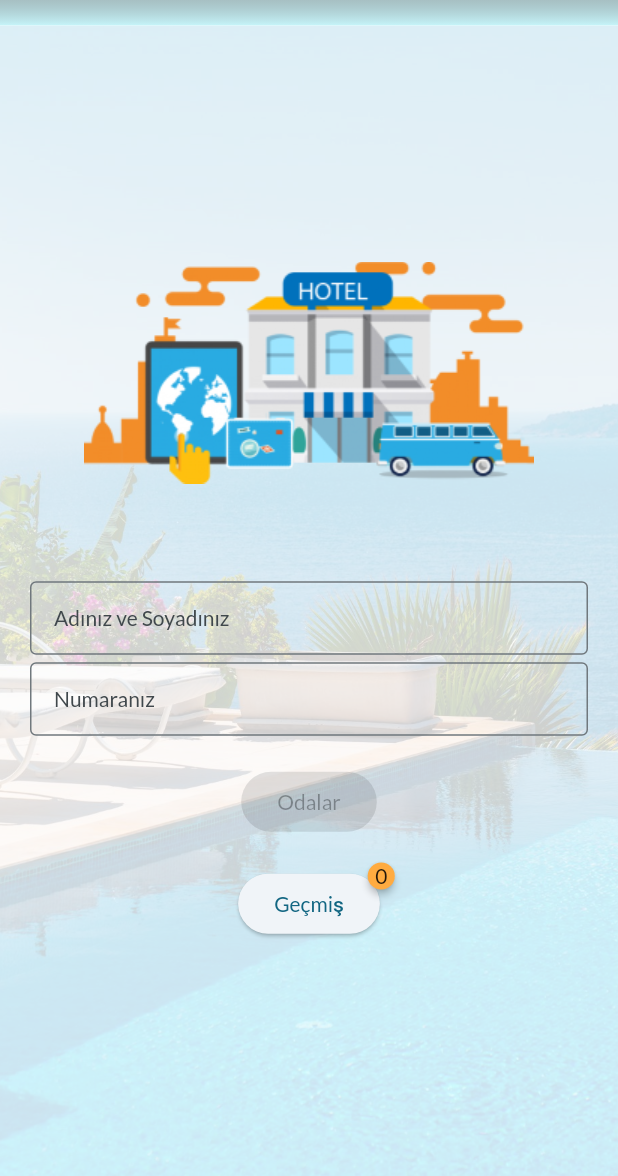
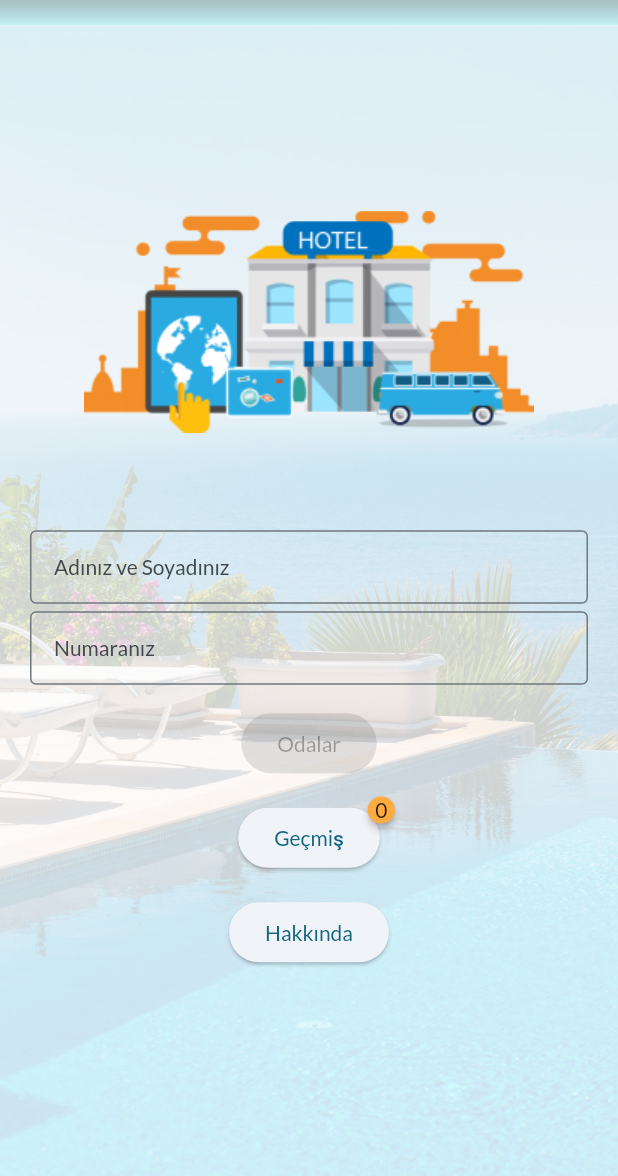
Before and after one commit to bahadirokuk/3311456_213311002, a Flutter app: the screen it shows after launch, on a phone screen of 412 x 824 dp, the part 60-1236 px from its top. Run offline on Flutter 3.47's test engine with Material 2 defaults, Android fonts, the phone set to English and light mode, and no system bars; drawn by our look-alikes of badges; our stand-ins replace google_fonts.

Commit message:
yeni arka planlar

```diff
--- a/lib/liste.dart
+++ b/lib/liste.dart
@@ -8,9 +8,9 @@ class Liste {
         "SUPERIOT ODA",
         "8.3 / 10",
         "2000 TL",
-        'assets/images/Oda0/istanbul-suite-otel-oda.jpg',
-        'assets/images/Oda0/bahcelievler-suit-otel-mutfak.jpg',
-        'assets/images/Oda0/istanbul-aile-suit-otel.jpg',
+        'assets/images/Oda0/superiot.jpg',
+        'assets/images/Oda0/superiot2.jpg',
+        'assets/images/Oda0/superiot3.jpg',
         '2 kişilik tek yatak, mutfak ve yaşam alanına sahip oda',
       ],
       [], //Yorum yazacakların isimleri
--- a/lib/main.dart
+++ b/lib/main.dart
@@ -18,7 +18,7 @@ class MyApp extends StatelessWidget {
         useMaterial3: true,
         colorScheme: ColorScheme.fromSeed(seedColor: Colors.lightBlueAccent.shade100),
       ),
-      home: const Home(title: 'Otel Rezervasyon'),
+      home: const GirisEkrani(title: 'Otel Rezervasyon'),
     );
   }
 }
--- a/lib/pages/giris_ekrani.dart
+++ b/lib/pages/giris_ekrani.dart
@@ -1,21 +1,23 @@
 import 'package:flutter/material.dart';
 import 'package:flutter/services.dart';
 import 'package:rezervasyon/pages/gecmis.dart';
+import 'package:rezervasyon/pages/hakkinda.dart';
 import 'package:rezervasyon/widgets/custom_appbar.dart';
+import 'package:rezervasyon/widgets/custom_background.dart';
 import 'package:rezervasyon/widgets/custom_bedge.dart';
 import 'oda_sayfa.dart';
 import 'package:rezervasyon/liste.dart';
 
-class Home extends StatefulWidget {
-  const Home({super.key, required this.title});
+class GirisEkrani extends StatefulWidget {
+  const GirisEkrani({super.key, required this.title});
 
   final String title;
 
   @override
-  State<Home> createState() => _HomeState();
+  State<GirisEkrani> createState() => _GirisEkraniState();
 }
 
-class _HomeState extends State<Home> {
+class _GirisEkraniState extends State<GirisEkrani> {
   String _userInputname = '';
   String _userInputnumber = '';
 
@@ -33,16 +35,7 @@ class _HomeState extends State<Home> {
           actions: const []
       ),
       body: Container(
-        decoration: BoxDecoration(
-          image: DecorationImage(
-            image: const AssetImage("assets/images/otel.jpg"),
-            fit: BoxFit.cover,
-            colorFilter: ColorFilter.mode(
-              Colors.white.withOpacity(0.8),
-              BlendMode.screen,
-            ),
-          ),
-        ),
+        decoration: Background.backgroung("assets/images/BackGround/otelBack3.jpg"),
         child: Center(
           child: Column(
             mainAxisAlignment: MainAxisAlignment.center,
@@ -50,7 +43,7 @@ class _HomeState extends State<Home> {
               const Padding(
                 padding: EdgeInsets.fromLTRB(0, 0, 0, 60),
                 child: Image(
-                  image: AssetImage("assets/images/otel2.png"),
+                  image: AssetImage("assets/images/otelpng2.png"),
                 ),
               ),
               Padding(
@@ -86,7 +79,7 @@ class _HomeState extends State<Home> {
                 ),
               ),
               Padding(
-                padding: const EdgeInsets.symmetric(vertical: 20, horizontal: 0),
+                padding: const EdgeInsets.symmetric(vertical: 15, horizontal: 0),
                 child: ElevatedButton(
                     onPressed: buttonAktif
                         ? () {
@@ -111,6 +104,17 @@ class _HomeState extends State<Home> {
                   child: const Text("Geçmiş")
                 ),
               ),
+              Padding(
+                padding: const EdgeInsets.all(15.0),
+                child: ElevatedButton(
+                    onPressed: () {
+                      Navigator.of(context).push(MaterialPageRoute(builder: (context) {
+                        return const Hakkinda();
+                      }));
+                    },
+                    child: const Text("Hakkında")
+                ),
+              ),
             ],
           ),
         ),
--- /dev/null
+++ b/lib/widgets/custom_background.dart
@@ -0,0 +1,17 @@
+import 'package:flutter/material.dart';
+@immutable
+class Background {
+  const Background._();
+  static backgroung(index) {
+    return BoxDecoration(
+      image: DecorationImage(
+        image: AssetImage(index),
+        fit: BoxFit.cover,
+        colorFilter: ColorFilter.mode(
+          Colors.white.withOpacity(0.8),
+          BlendMode.screen,
+        ),
+      ),
+    );
+  }
+}
--- a/lib/widgets/custom_boxdecoration.dart
+++ b/lib/widgets/custom_boxdecoration.dart
@@ -4,7 +4,7 @@ import 'package:flutter/material.dart';
 class CutomBoxDecoraiton {
   const CutomBoxDecoraiton._();
 
-  static BoxDecoration designedBoxDecoraiton = const BoxDecoration(
+  static BoxDecoration boxDecoraiton = const BoxDecoration(
     boxShadow: [
       BoxShadow(color: Colors.grey, blurRadius: 10.0, offset: Offset(3, 5)),
     ],
--- a/pubspec.yaml
+++ b/pubspec.yaml
@@ -64,6 +64,7 @@ flutter:
   assets:
     - assets/
     - assets/images/
+    - assets/images/BackGround/
     - assets/images/Oda0/
     - assets/images/Oda1/
     - assets/images/Oda2/
```
Also changed, not shown: lib/pages/gecmis.dart (+23 -6 lines), lib/pages/hakkinda.dart (added, +65 -0 lines), lib/pages/inceleme_sayfa.dart (+21 -5 lines), lib/pages/oda_sayfa.dart (+11 -1 lines), assets/images/BackGround/otelBack.jpg (added), assets/images/BackGround/otelBack2.jpg (added), assets/images/BackGround/otelBack3.jpg (renamed from assets/images/otel.jpg), assets/images/BackGround/otelBack4.jpg (added), assets/images/Oda0/superiot.jpg (renamed from assets/images/Oda0/istanbul-suite-otel-oda.jpg), assets/images/Oda0/superiot2.jpg (renamed from assets/images/Oda0/bahcelievler-suit-otel-mutfak.jpg), assets/images/Oda0/superiot3.jpg (renamed from assets/images/Oda0/istanbul-aile-suit-otel.jpg), assets/images/otelpng.png (added), assets/images/otelpng2.png (renamed from assets/images/otel2.png).
